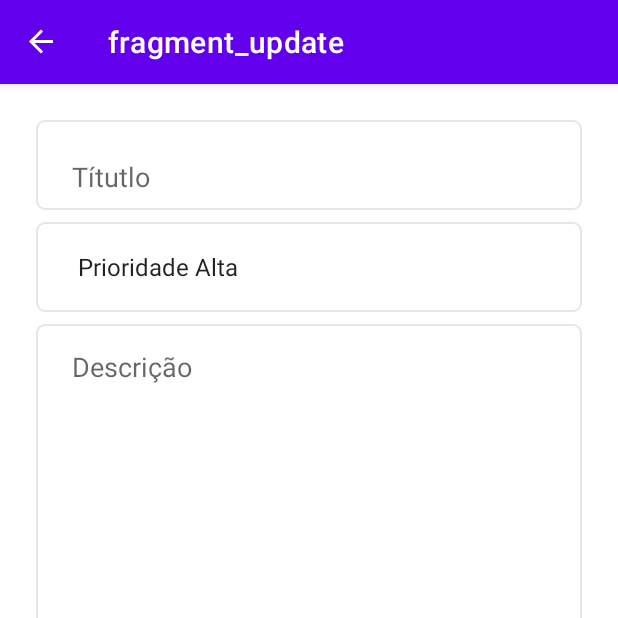
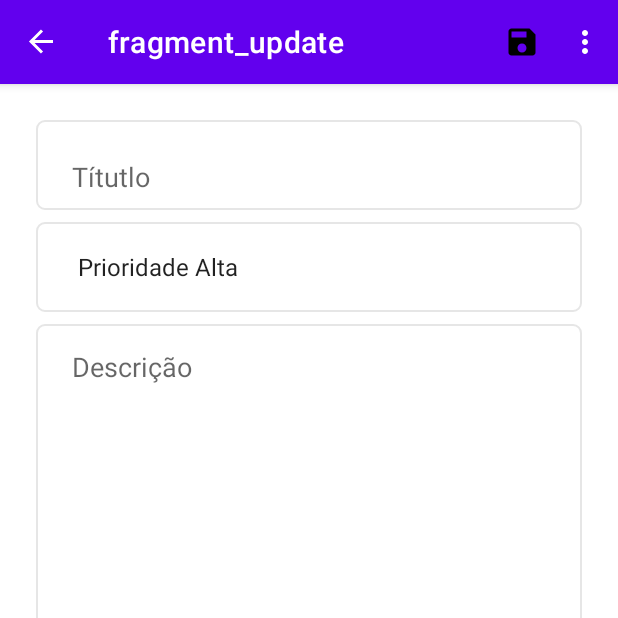
Before and after one commit to mauriciobenigno/TodoApp_Clean_Archtecture, an Android app: the UpdateFragment screen opened through its navigation route, on a phone screen of 412 x 824 dp, the top half of it. Run offline under Robolectric (Android 15) with nearby library versions, the phone set to English and light mode, and no system bars; our stand-ins replace navigation-ui.

Commit message:
implements menu's in list, add and update fragments
setHasOptionsMenu and onCreateOptionsMenu has deprecated. Instead implement deprecated functions, i followed this document https://developer.android.com/jetpack/androidx/releases/activity?hl=pt-br#1.4.0-alpha01
This document guides the implementation addMenuProvider, onCreateMenu and onMenuItemSelected.

```diff
--- a/app/src/main/java/com/mauriciobenigno/todoapp/fragments/add/AddFragment.kt
+++ b/app/src/main/java/com/mauriciobenigno/todoapp/fragments/add/AddFragment.kt
@@ -1,20 +1,41 @@
 package com.mauriciobenigno.todoapp.fragments.add
 
 import android.os.Bundle
+import android.view.*
 import androidx.fragment.app.Fragment
-import android.view.LayoutInflater
-import android.view.View
-import android.view.ViewGroup
+import androidx.core.view.MenuHost
+import androidx.core.view.MenuProvider
+import androidx.lifecycle.Lifecycle
 import com.mauriciobenigno.todoapp.R
+import com.mauriciobenigno.todoapp.databinding.FragmentAddBinding
 
 class AddFragment : Fragment() {
+
+    lateinit var binding: FragmentAddBinding
 
     override fun onCreateView(
         inflater: LayoutInflater, container: ViewGroup?,
         savedInstanceState: Bundle?
     ): View? {
         // Inflate the layout for this fragment
-        return inflater.inflate(R.layout.fragment_add, container, false)
+        binding = FragmentAddBinding.inflate(inflater, container, false)
+
+        configureMenu()
+
+        return binding.root
     }
 
+    private fun configureMenu(){
+        val menuHost: MenuHost = requireActivity()
+
+        menuHost.addMenuProvider(object: MenuProvider {
+            override fun onCreateMenu(menu: Menu, menuInflater: MenuInflater) {
+                menuInflater.inflate(R.menu.add_fragment_menu, menu)
+            }
+
+            override fun onMenuItemSelected(menuItem: MenuItem): Boolean {
+                return true
+            }
+        }, viewLifecycleOwner, Lifecycle.State.RESUMED)
+    }
 }
--- a/app/src/main/java/com/mauriciobenigno/todoapp/fragments/list/ListFragment.kt
+++ b/app/src/main/java/com/mauriciobenigno/todoapp/fragments/list/ListFragment.kt
@@ -1,10 +1,11 @@
 package com.mauriciobenigno.todoapp.fragments.list
 
 import android.os.Bundle
+import android.view.*
+import androidx.core.view.MenuHost
+import androidx.core.view.MenuProvider
 import androidx.fragment.app.Fragment
-import android.view.LayoutInflater
-import android.view.View
-import android.view.ViewGroup
+import androidx.lifecycle.Lifecycle
 import androidx.navigation.fragment.findNavController
 import com.mauriciobenigno.todoapp.R
 import com.mauriciobenigno.todoapp.databinding.FragmentListBinding
@@ -19,6 +20,8 @@ class ListFragment : Fragment() {
 
         binding = FragmentListBinding.inflate(inflater, container, false)
 
+        configureMenu()
+
         binding.floatingActionButton.setOnClickListener {
             findNavController().navigate(R.id.action_listFragment_to_addFragment)
         }
@@ -29,5 +32,18 @@ class ListFragment : Fragment() {
 
         return binding.root
     }
+    private fun configureMenu(){
+        val menuHost: MenuHost = requireActivity()
+
+        menuHost.addMenuProvider(object: MenuProvider {
+            override fun onCreateMenu(menu: Menu, menuInflater: MenuInflater) {
+                menuInflater.inflate(R.menu.list_fragment_menu, menu)
+            }
+
+            override fun onMenuItemSelected(menuItem: MenuItem): Boolean {
+               return true
+            }
+        }, viewLifecycleOwner, Lifecycle.State.RESUMED)
+    }
 
 }
--- a/app/src/main/java/com/mauriciobenigno/todoapp/fragments/update/UpdateFragment.kt
+++ b/app/src/main/java/com/mauriciobenigno/todoapp/fragments/update/UpdateFragment.kt
@@ -1,20 +1,41 @@
 package com.mauriciobenigno.todoapp.fragments.update
 
 import android.os.Bundle
+import android.view.*
 import androidx.fragment.app.Fragment
-import android.view.LayoutInflater
-import android.view.View
-import android.view.ViewGroup
+import androidx.core.view.MenuHost
+import androidx.core.view.MenuProvider
+import androidx.lifecycle.Lifecycle
 import com.mauriciobenigno.todoapp.R
+import com.mauriciobenigno.todoapp.databinding.FragmentUpdateBinding
 
 class UpdateFragment : Fragment() {
+
+    lateinit var binding: FragmentUpdateBinding
 
     override fun onCreateView(
         inflater: LayoutInflater, container: ViewGroup?,
         savedInstanceState: Bundle?
     ): View? {
-        // Inflate the layout for this fragment
-        return inflater.inflate(R.layout.fragment_update, container, false)
+        binding = FragmentUpdateBinding.inflate(inflater, container, false)
+
+        configureMenu()
+
+        return binding.root
+    }
+
+    private fun configureMenu(){
+        val menuHost: MenuHost = requireActivity()
+
+        menuHost.addMenuProvider(object: MenuProvider {
+            override fun onCreateMenu(menu: Menu, menuInflater: MenuInflater) {
+                menuInflater.inflate(R.menu.update_fragment_menu, menu)
+            }
+
+            override fun onMenuItemSelected(menuItem: MenuItem): Boolean {
+                return true
+            }
+        }, viewLifecycleOwner, Lifecycle.State.RESUMED)
     }
 
 }
--- /dev/null
+++ b/app/src/main/res/drawable/ic_check.xml
@@ -0,0 +1,5 @@
+<vector android:height="24dp" android:tint="#000000"
+    android:viewportHeight="24" android:viewportWidth="24"
+    android:width="24dp" xmlns:android="http://schemas.android.com/apk/res/android">
+    <path android:fillColor="@android:color/white" android:pathData="M9,16.17L4.83,12l-1.42,1.41L9,19 21,7l-1.41,-1.41z"/>
+</vector>
--- /dev/null
+++ b/app/src/main/res/drawable/ic_delete.xml
@@ -0,0 +1,5 @@
+<vector android:height="24dp" android:tint="#000000"
+    android:viewportHeight="24" android:viewportWidth="24"
+    android:width="24dp" xmlns:android="http://schemas.android.com/apk/res/android">
+    <path android:fillColor="@android:color/white" android:pathData="M6,19c0,1.1 0.9,2 2,2h8c1.1,0 2,-0.9 2,-2L18,7L6,7v12zM8.46,11.88l1.41,-1.41L12,12.59l2.12,-2.12 1.41,1.41L13.41,14l2.12,2.12 -1.41,1.41L12,15.41l-2.12,2.12 -1.41,-1.41L10.59,14l-2.13,-2.12zM15.5,4l-1,-1h-5l-1,1L5,4v2h14L19,4z"/>
+</vector>
--- /dev/null
+++ b/app/src/main/res/drawable/ic_save.xml
@@ -0,0 +1,5 @@
+<vector android:height="24dp" android:tint="#000000"
+    android:viewportHeight="24" android:viewportWidth="24"
+    android:width="24dp" xmlns:android="http://schemas.android.com/apk/res/android">
+    <path android:fillColor="@android:color/white" android:pathData="M17,3L5,3c-1.11,0 -2,0.9 -2,2v14c0,1.1 0.89,2 2,2h14c1.1,0 2,-0.9 2,-2L21,7l-4,-4zM12,19c-1.66,0 -3,-1.34 -3,-3s1.34,-3 3,-3 3,1.34 3,3 -1.34,3 -3,3zM15,9L5,9L5,5h10v4z"/>
+</vector>
--- /dev/null
+++ b/app/src/main/res/drawable/ic_search.xml
@@ -0,0 +1,5 @@
+<vector android:height="24dp" android:tint="#000000"
+    android:viewportHeight="24" android:viewportWidth="24"
+    android:width="24dp" xmlns:android="http://schemas.android.com/apk/res/android">
+    <path android:fillColor="@android:color/white" android:pathData="M15.5,14h-0.79l-0.28,-0.27C15.41,12.59 16,11.11 16,9.5 16,5.91 13.09,3 9.5,3S3,5.91 3,9.5 5.91,16 9.5,16c1.61,0 3.09,-0.59 4.23,-1.57l0.27,0.28v0.79l5,4.99L20.49,19l-4.99,-5zM9.5,14C7.01,14 5,11.99 5,9.5S7.01,5 9.5,5 14,7.01 14,9.5 11.99,14 9.5,14z"/>
+</vector>
--- /dev/null
+++ b/app/src/main/res/menu/add_fragment_menu.xml
@@ -0,0 +1,13 @@
+<?xml version="1.0" encoding="utf-8"?>
+<menu xmlns:android="http://schemas.android.com/apk/res/android"
+    xmlns:app="http://schemas.android.com/apk/res-auto">
+
+    <item
+        android:id="@+id/menu_add"
+        android:icon="@drawable/ic_add"
+        android:title="@string/txt_menu_add_fragment_add"
+        android:iconTint="@color/white"
+        app:showAsAction="ifRoom"/>
+
+
+</menu>
--- /dev/null
+++ b/app/src/main/res/menu/list_fragment_menu.xml
@@ -0,0 +1,34 @@
+<?xml version="1.0" encoding="utf-8"?>
+<menu xmlns:app="http://schemas.android.com/apk/res-auto"
+    xmlns:android="http://schemas.android.com/apk/res/android">
+
+    <item
+        android:id="@+id/menu_procurar"
+        android:icon="@drawable/ic_search"
+        android:iconTint="@color/white"
+        android:title="@string/txt_menu_list_fragment_procurar"
+        app:showAsAction="ifRoom"
+        app:actionViewClass="androidx.appcompat.widget.SearchView"/>
+
+    <group android:checkableBehavior="single">
+        <item android:id="@+id/menu_ordernar"
+            android:title="@string/txt_menu_list_frament_ordernar">
+
+            <menu>
+                <item
+                    android:id="@+id/menu_prioridade_alta"
+                    android:title="@string/txt_menu_ordernar_prioridade_alta"/>
+                <item
+                    android:id="@+id/menu_prioridade_baixa"
+                    android:title="@string/txt_menu_ordernar_prioridade_baixa"/>
+            </menu>
+
+        </item>
+    </group>
+
+    <item
+        android:id="@+id/menu_deletar_todos"
+        android:title="@string/txt_menu_deletar_todos"
+        app:showAsAction="never"/>
+
+</menu>
--- /dev/null
+++ b/app/src/main/res/menu/update_fragment_menu.xml
@@ -0,0 +1,19 @@
+<?xml version="1.0" encoding="utf-8"?>
+<menu xmlns:android="http://schemas.android.com/apk/res/android"
+    xmlns:app="http://schemas.android.com/apk/res-auto">
+
+    <item
+        android:id="@+id/menu_save"
+        android:icon="@drawable/ic_save"
+        android:title="@string/txt_menu_update_fragment_salvar"
+        android:iconTint="@color/white"
+        app:showAsAction="ifRoom"/>
+
+    <item
+        android:id="@+id/menu_delete"
+        android:icon="@drawable/ic_delete"
+        android:title="@string/txt_menu_update_fragment_excluir"
+        android:iconTint="@color/red"
+        app:showAsAction="never"/>
+
+</menu>
--- a/app/src/main/res/values/strings.xml
+++ b/app/src/main/res/values/strings.xml
@@ -4,4 +4,12 @@
     <string name="hello_blank_fragment">Hello blank fragment</string>
     <string name="txt_add_titulo">Títutlo</string>
     <string name="txt_add_descricao">Descrição</string>
+    <string name="txt_menu_list_fragment_procurar">Procurar</string>
+    <string name="txt_menu_list_frament_ordernar">Ordem por</string>
+    <string name="txt_menu_ordernar_prioridade_alta">Prioridade Alta</string>
+    <string name="txt_menu_ordernar_prioridade_baixa">Prioridade Baixa</string>
+    <string name="txt_menu_deletar_todos">Deletar Todos</string>
+    <string name="txt_menu_add_fragment_add">Adicionar</string>
+    <string name="txt_menu_update_fragment_salvar">Salvar</string>
+    <string name="txt_menu_update_fragment_excluir">Excluir</string>
 </resources>
```
